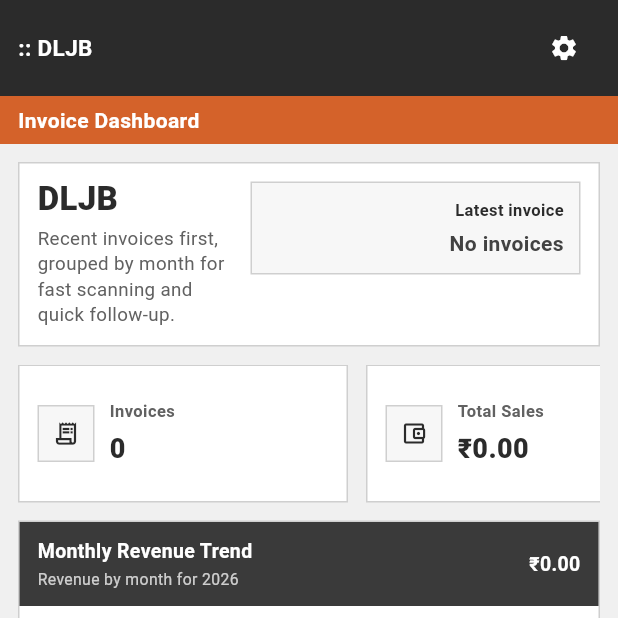
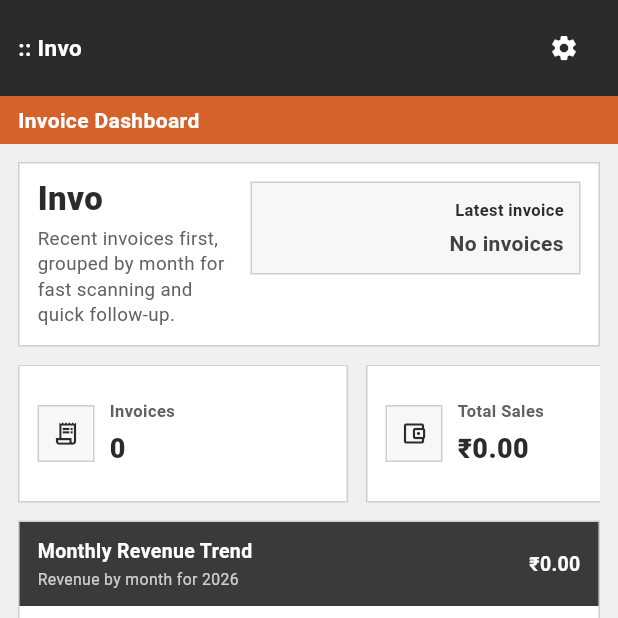
Before and after one commit to Akshaylinson/DLJB-APP, a Flutter app: the screen it shows after launch, on a phone screen of 412 x 824 dp, the top half of it. Run offline on Flutter 3.47's test engine with Material 3 defaults, Android fonts, the light colour scheme and no system bars; our stand-ins replace pdf, printing, sqflite_common_ffi; accounts and stored records are empty.

Commit message:
updated the app name

```diff
--- a/lib/main.dart
+++ b/lib/main.dart
@@ -11,7 +11,7 @@ class DLJBApp extends StatelessWidget {
   @override
   Widget build(BuildContext context) {
     return MaterialApp(
-      title: 'DLJB',
+      title: 'Invo',
       debugShowCheckedModeBanner: false,
       theme: ThemeData(
         colorScheme: ColorScheme.fromSeed(seedColor: const Color(0xFF1565C0)),
--- a/lib/screens/invoice_form.dart
+++ b/lib/screens/invoice_form.dart
@@ -368,7 +368,7 @@ class _InvoiceFormState extends State<InvoiceForm> {
         padding: const EdgeInsets.symmetric(horizontal: 12, vertical: 8),
         child: Row(
           children: [
-            const Text(':: DLJB', style: TextStyle(color: Colors.white, fontWeight: FontWeight.bold, fontSize: 15)),
+            const Text(':: Invo', style: TextStyle(color: Colors.white, fontWeight: FontWeight.bold, fontSize: 15)),
             const Spacer(),
             IconButton(
               icon: const Icon(Icons.arrow_back, color: Colors.white, size: 18),
--- a/lib/screens/invoice_list.dart
+++ b/lib/screens/invoice_list.dart
@@ -41,7 +41,7 @@ class _InvoiceListScreenState extends State<InvoiceListScreen> {
 
   String get _companyName {
     final name = _settings[SettingsDb.keyCoName]?.trim() ?? '';
-    return name.isEmpty ? 'DLJB' : name;
+    return name.isEmpty ? 'Invo' : name;
   }
 
   @override
@@ -210,7 +210,7 @@ class _InvoiceListScreenState extends State<InvoiceListScreen> {
           child: Row(
             children: [
               const Text(
-                ':: DLJB',
+                ':: Invo',
                 style: TextStyle(
                   color: Colors.white,
                   fontWeight: FontWeight.bold,
--- a/pubspec.yaml
+++ b/pubspec.yaml
@@ -1,5 +1,5 @@
 name: dljb_app
-description: DLJB GST Billing Application
+description: Invo GST Billing Application
 publish_to: 'none'
 version: 1.0.0+1
 
```
Also changed, not shown: 1 other file.
